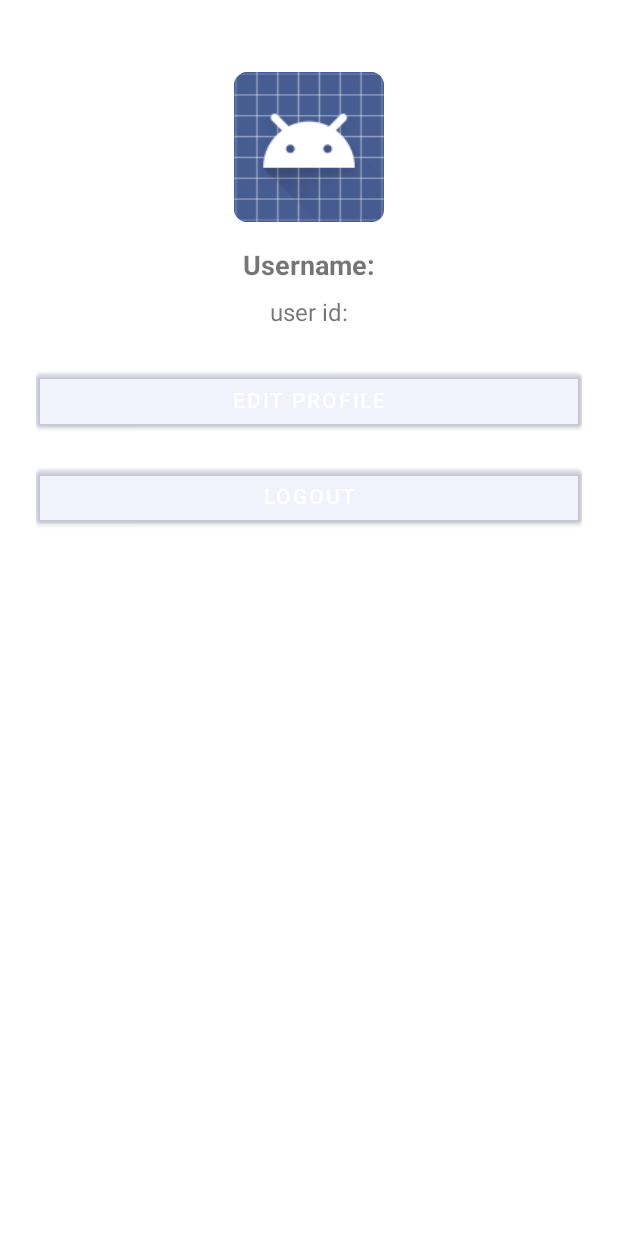
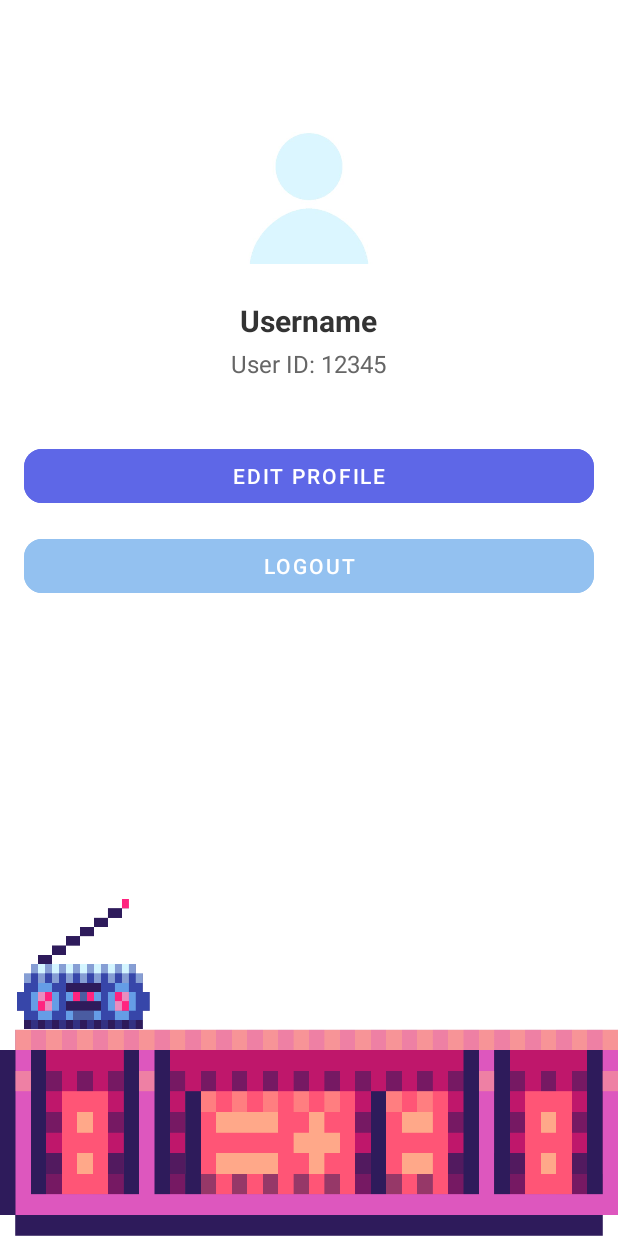
Before and after one commit to hkubra00/book-recommendation-app, an Android app: the ProfileActivity screen opened directly, with no data from a screen before it, on a phone screen of 412 x 824 dp. Run offline under Robolectric (Android 15) with nearby library versions, the phone set to English and light mode, and no system bars; 1 statement that could not run was skipped.

Commit message:
ui development for profile and search screens.

```diff
--- a/app/src/main/res/layout/activity_profile.xml
+++ b/app/src/main/res/layout/activity_profile.xml
@@ -4,19 +4,36 @@
     xmlns:app="http://schemas.android.com/apk/res-auto"
     android:layout_width="match_parent"
     android:layout_height="match_parent"
-    android:padding="24dp">
+    android:padding="16dp"
+    android:background="@drawable/register">
+
+    <!-- Card Container -->
+    <androidx.cardview.widget.CardView
+        android:id="@+id/profileCard"
+        android:layout_width="0dp"
+        android:layout_height="wrap_content"
+        android:layout_margin="16dp"
+        app:cardCornerRadius="16dp"
+        app:cardElevation="8dp"
+        app:layout_constraintTop_toTopOf="parent"
+        app:layout_constraintStart_toStartOf="parent"
+        app:layout_constraintEnd_toEndOf="parent">
+
+        <LinearLayout
+            android:layout_width="match_parent"
+            android:layout_height="wrap_content"
+            android:orientation="vertical"
+            android:padding="24dp"
+            android:gravity="center_horizontal">
 
             <!-- Profile Picture -->
             <ImageView
                 android:id="@+id/profileImage"
-        android:layout_width="100dp"
-        android:layout_height="100dp"
-        android:src="@android:drawable/sym_def_app_icon"
+                android:layout_width="120dp"
+                android:layout_height="120dp"
                 android:scaleType="centerCrop"
-        android:layout_marginTop="24dp"
-        app:layout_constraintTop_toTopOf="parent"
-        app:layout_constraintStart_toStartOf="parent"
-        app:layout_constraintEnd_toEndOf="parent"
+                android:layout_marginBottom="16dp"
+                android:background="@drawable/profile"
                 android:contentDescription="Profile Picture" />
 
             <!-- Username -->
@@ -24,25 +41,23 @@
                 android:id="@+id/profileUsername"
                 android:layout_width="wrap_content"
                 android:layout_height="wrap_content"
-        android:text="Username:"
-        android:textSize="18sp"
+                android:text="Username"
+                android:textSize="20sp"
                 android:textStyle="bold"
-        app:layout_constraintTop_toBottomOf="@id/profileImage"
-        app:layout_constraintStart_toStartOf="parent"
-        app:layout_constraintEnd_toEndOf="parent"
-        android:layout_marginTop="16dp" />
+                android:textColor="#333333"
+                android:layout_marginTop="8dp" />
 
-    <!-- User Id -->
+            <!-- User ID -->
             <TextView
                 android:id="@+id/usernameId"
                 android:layout_width="wrap_content"
                 android:layout_height="wrap_content"
-        android:text="user id:"
+                android:text="User ID: 12345"
                 android:textSize="16sp"
-        app:layout_constraintTop_toBottomOf="@id/profileUsername"
-        app:layout_constraintStart_toStartOf="parent"
-        app:layout_constraintEnd_toEndOf="parent"
-        android:layout_marginTop="8dp" />
+                android:textColor="#666666"
+                android:layout_marginTop="4dp" />
+        </LinearLayout>
+    </androidx.cardview.widget.CardView>
 
     <!-- Edit Profile Button -->
     <Button
@@ -50,10 +65,13 @@
         android:layout_width="0dp"
         android:layout_height="wrap_content"
         android:text="Edit Profile"
-        app:layout_constraintTop_toBottomOf="@id/usernameId"
+        android:backgroundTint="#5E67E7"
+        android:textColor="#FFFFFF"
+        android:layout_marginTop="16dp"
+        app:cornerRadius="12dp"
+        app:layout_constraintTop_toBottomOf="@id/profileCard"
         app:layout_constraintStart_toStartOf="parent"
-        app:layout_constraintEnd_toEndOf="parent"
-        android:layout_marginTop="24dp" />
+        app:layout_constraintEnd_toEndOf="parent" />
 
     <!-- Logout Button -->
     <Button
@@ -61,9 +79,12 @@
         android:layout_width="0dp"
         android:layout_height="wrap_content"
         android:text="Logout"
+        android:backgroundTint="#93C1F0"
+        android:textColor="#FFFFFF"
+        android:layout_marginTop="12dp"
+        app:cornerRadius="12dp"
         app:layout_constraintTop_toBottomOf="@id/editProfileButton"
         app:layout_constraintStart_toStartOf="parent"
-        app:layout_constraintEnd_toEndOf="parent"
-        android:layout_marginTop="16dp" />
+        app:layout_constraintEnd_toEndOf="parent" />
 
 </androidx.constraintlayout.widget.ConstraintLayout>
```
Also changed, not shown: app/src/main/res/layout/activity_search.xml (+60 -10 lines), app/src/main/res/drawable/profile.jpg (added). Lines whose indentation alone changed are shown as unchanged.
